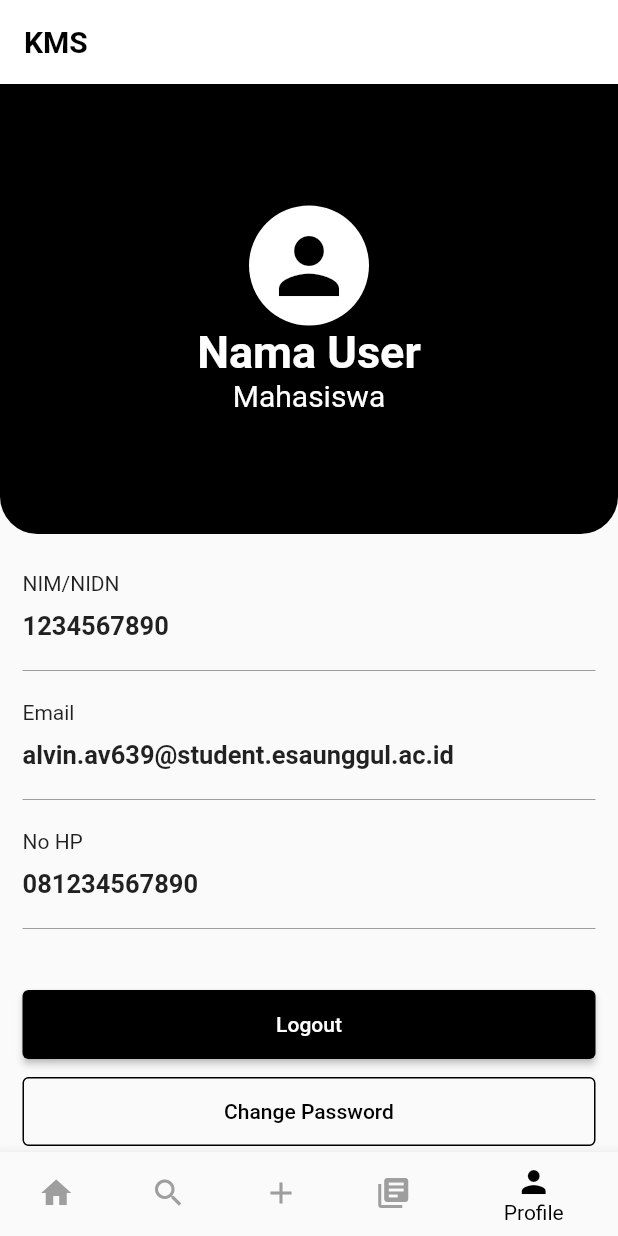
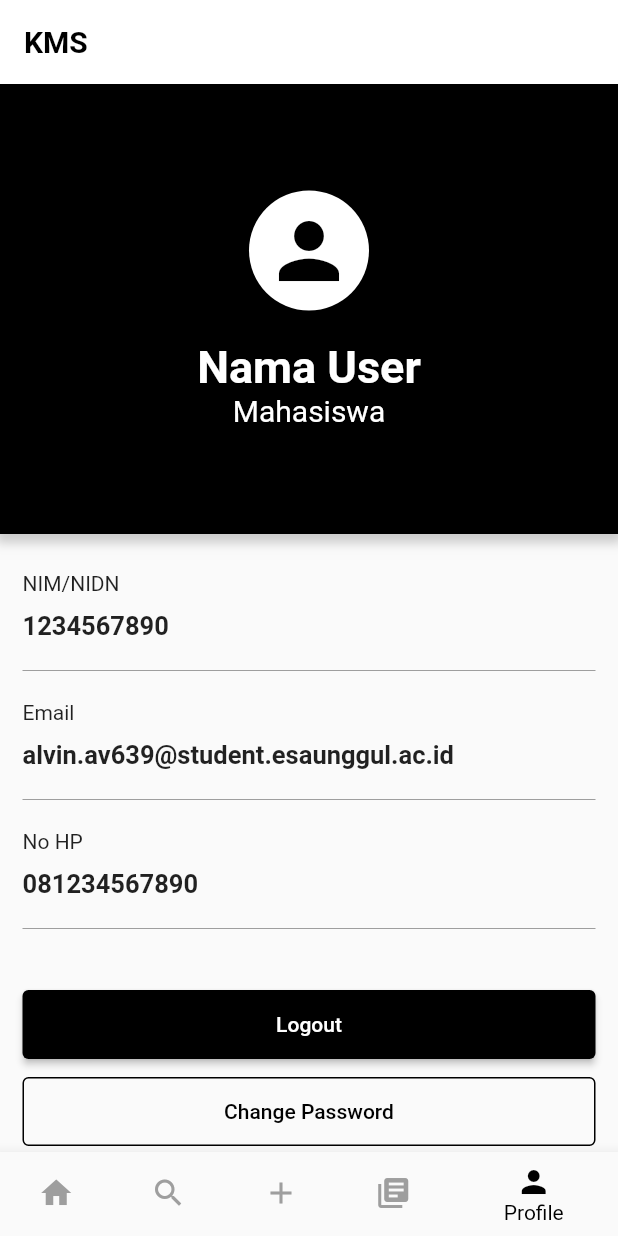
Before and after one commit to AlvinIndrawan/my_kms_repo, a Flutter app: the screen it shows after launch, item 5 of the bottom bar chosen, on a phone screen of 412 x 824 dp. Run offline on Flutter 3.47's test engine with Material 2 defaults, Android fonts, the phone set to English and light mode, and no system bars.

Commit message:
Update UI profile

```diff
--- a/lib/pages/home/profile.dart
+++ b/lib/pages/home/profile.dart
@@ -9,11 +9,15 @@ class Profile extends StatelessWidget {
           width: MediaQuery.of(context).size.width,
           height: 300,
           decoration: BoxDecoration(
-            color: Colors.black,
-            borderRadius: BorderRadius.only(
-              bottomRight: Radius.circular(25),
-              bottomLeft: Radius.circular(25),
-            ),
+            color: Colors.black, // Set container background color
+            boxShadow: [
+              BoxShadow(
+                color: Colors.grey.withOpacity(0.5), // Set shadow color
+                spreadRadius: 3, // Set the spread radius of the shadow
+                blurRadius: 5, // Set the blur radius of the shadow
+                offset: Offset(0, 3), // Set the offset of the shadow
+              ),
+            ],
           ),
           child: Center(
             child: Column(
@@ -28,6 +32,7 @@ class Profile extends StatelessWidget {
                     color: Colors.black, // Icon color
                   ),
                 ),
+                SizedBox(height: 20),
                 Text(
                   'Nama User',
                   style: TextStyle(
```
